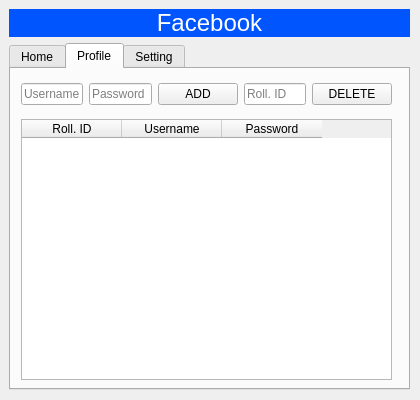
This is ui/uifb.ui in lancarweb/facebook-gui-action-bot as Qt 5 draws it before an edit. The edited form follows.
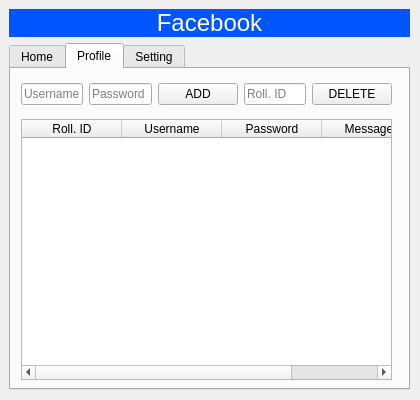
This is the edited form. The open tabs and pages were chosen to show the change.

Commit message: update kolom database + ui

```diff
--- a/ui/uifb.ui
+++ b/ui/uifb.ui
@@ -212,7 +212,7 @@
          </rect>
         </property>
         <property name="columnCount">
-         <number>3</number>
+         <number>4</number>
         </property>
         <column>
          <property name="text">
@@ -229,6 +229,11 @@
           <string>Password</string>
          </property>
         </column>
+        <column>
+         <property name="text">
+          <string>Messages</string>
+         </property>
+        </column>
        </widget>
       </widget>
       <widget class="QWidget" name="setting">
```
Left out of the diff: 2 changed lines with no effect on the pictures. The commit also changes 1 other file.
